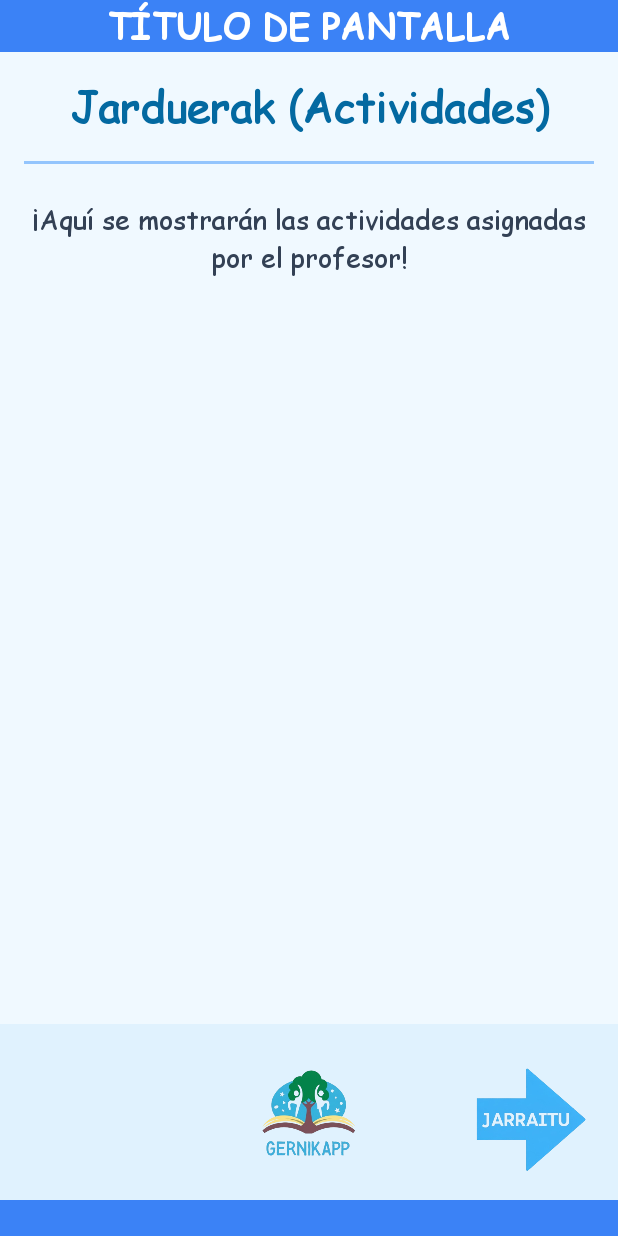
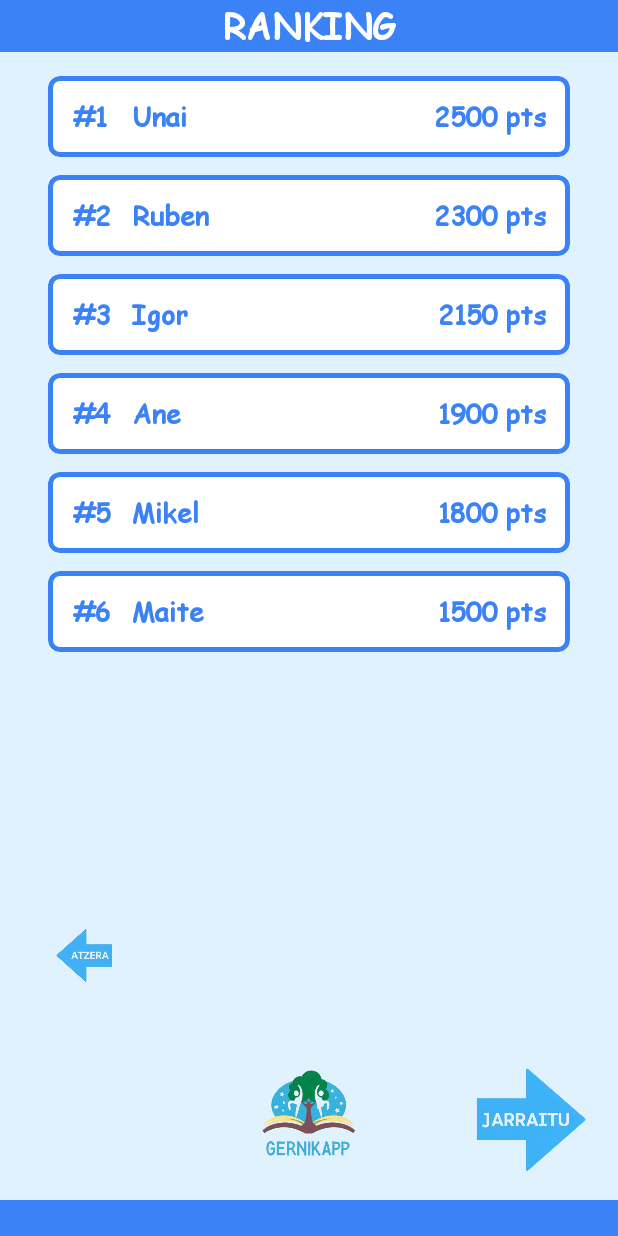
Before and after one commit to UnaiZugaza/GernikApp, an Android app: the IkasleMenuActivity screen opened directly, with no data from a screen before it, after a tap on "RANKING", on a phone screen of 412 x 824 dp. Run offline under Robolectric (Android 15) with nearby library versions, the phone set to English and light mode, and no system bars.

Commit message:
CHORE: Cambios para el ranking a falta de ajustes de diseño y base de datos

```diff
--- a/app/src/main/AndroidManifest.xml
+++ b/app/src/main/AndroidManifest.xml
@@ -37,11 +37,9 @@
 
         <!-- NUEVA ACTIVIDAD: Murala Ongi Etorri -->
         <activity android:name=".GernikakoMuralaOngiEtorriActivity" />
-
         <activity android:name=".OptionMapsActivity" />
-        <activity android:name=".OptionBActivity" />
-        <activity android:name=".OptionCActivity" />
-        <activity android:name=".OptionDActivity" />
+        <activity android:name=".OptionRankingActivity" />
+        <activity android:name=".OptionPuzzleActivity" />
 
     </application>
 
--- a/app/src/main/java/com/unairubenigor/gernikapp/IkasleMenuActivity.kt
+++ b/app/src/main/java/com/unairubenigor/gernikapp/IkasleMenuActivity.kt
@@ -15,8 +15,8 @@ class IkasleMenuActivity : AppCompatActivity() {
         // CAMBIO: Ahora la opción B (Geltokiak) va a GeltokiakActivity
         private val ACTIVITY_B = GeltokiakActivity::class.java
 
-        private val ACTIVITY_C = OptionCActivity::class.java
-        private val ACTIVITY_D = OptionDActivity::class.java
+        private val ACTIVITY_C = OptionRankingActivity::class.java
+        private val ACTIVITY_D = OptionPuzzleActivity::class.java
     }
 
     override fun onCreate(savedInstanceState: Bundle?) {
--- a/app/src/main/java/com/unairubenigor/gernikapp/OptionDActivity.kt
+++ /dev/null
@@ -1,13 +0,0 @@
-package com.unairubenigor.gernikapp
-
-import androidx.appcompat.app.AppCompatActivity
-import android.os.Bundle
-
-class OptionDActivity : AppCompatActivity() {
-    override fun onCreate(savedInstanceState: Bundle?) {
-        super.onCreate(savedInstanceState)
-        // Asegúrate de tener este archivo de layout
-        setContentView(R.layout.activity_option_d)
-        // Lógica para la opción D (Jarduerak) aquí
-    }
-}
--- a/app/src/main/java/com/unairubenigor/gernikapp/OptionCActivity.kt
+++ b/app/src/main/java/com/unairubenigor/gernikapp/OptionPuzzleActivity.kt
@@ -3,11 +3,11 @@ package com.unairubenigor.gernikapp
 import androidx.appcompat.app.AppCompatActivity
 import android.os.Bundle
 
-class OptionCActivity : AppCompatActivity() {
+class OptionPuzzleActivity : AppCompatActivity() {
     override fun onCreate(savedInstanceState: Bundle?) {
         super.onCreate(savedInstanceState)
         // Asegúrate de tener este archivo de layout
-        setContentView(R.layout.activity_option_c)
-        // Lógica para la opción C (Jarduerak) aquí
+        setContentView(R.layout.activity_option_d)
+        // Lógica para la opción D (Jarduerak) aquí
     }
 }
--- /dev/null
+++ b/app/src/main/java/com/unairubenigor/gernikapp/OptionRankingActivity.kt
@@ -0,0 +1,48 @@
+package com.unairubenigor.gernikapp
+
+import android.os.Bundle
+import android.widget.ImageView
+import android.widget.TextView
+import androidx.appcompat.app.AppCompatActivity
+import androidx.recyclerview.widget.LinearLayoutManager
+import androidx.recyclerview.widget.RecyclerView
+
+class OptionRankingActivity : AppCompatActivity() {
+
+    override fun onCreate(savedInstanceState: Bundle?) {
+        super.onCreate(savedInstanceState)
+        setContentView(R.layout.activity_option_ranking)
+
+        // 1. Poner título al Header
+        val headerView = findViewById<android.view.View>(R.id.header_layout)
+        val headerTitle = headerView.findViewById<TextView>(R.id.textViewHeaderTitle)
+        headerTitle.text = "RANKING"
+
+        // 2. Configurar el botón de Volver (Flecha abajo-izquierda)
+        val btnAtras = findViewById<ImageView>(R.id.btnFlechaAtras)
+        btnAtras.setOnClickListener {
+            finish() // Cierra y vuelve al menú anterior
+        }
+
+        // 3. Configurar la Lista (RecyclerView)
+        val recyclerView = findViewById<RecyclerView>(R.id.recyclerViewRanking)
+        recyclerView.layoutManager = LinearLayoutManager(this)
+
+        // Cargar datos (Aquí luego conectarás tu SQL)
+        val listaDatos = obtenerDatos()
+        val adapter = RankingAdapter(listaDatos)
+        recyclerView.adapter = adapter
+    }
+
+    // Datos de prueba para ver el diseño
+    private fun obtenerDatos(): List<RankingUsuario> {
+        val lista = ArrayList<RankingUsuario>()
+        lista.add(RankingUsuario(1, "Unai", 2500))
+        lista.add(RankingUsuario(2, "Ruben", 2300))
+        lista.add(RankingUsuario(3, "Igor", 2150))
+        lista.add(RankingUsuario(4, "Ane", 1900))
+        lista.add(RankingUsuario(5, "Mikel", 1800))
+        lista.add(RankingUsuario(6, "Maite", 1500))
+        return lista
+    }
+}
--- /dev/null
+++ b/app/src/main/java/com/unairubenigor/gernikapp/RankingAdapter.kt
@@ -0,0 +1,36 @@
+package com.unairubenigor.gernikapp
+
+import android.view.LayoutInflater
+import android.view.View
+import android.view.ViewGroup
+import android.widget.TextView
+import androidx.recyclerview.widget.RecyclerView
+
+class RankingAdapter(private val listaUsuarios: List<RankingUsuario>) :
+    RecyclerView.Adapter<RankingAdapter.RankingViewHolder>() {
+
+    // Crea la vista visual para cada elemento
+    override fun onCreateViewHolder(parent: ViewGroup, viewType: Int): RankingViewHolder {
+        val view = LayoutInflater.from(parent.context)
+            .inflate(R.layout.item_ranking, parent, false)
+        return RankingViewHolder(view)
+    }
+
+    // Conecta los datos con la vista
+    override fun onBindViewHolder(holder: RankingViewHolder, position: Int) {
+        val usuario = listaUsuarios[position]
+        holder.tvPosicion.text = "#${usuario.posicion}"
+        holder.tvNombreUsuario.text = usuario.nombre
+        holder.tvPuntuacion.text = "${usuario.puntuacion} pts"
+    }
+
+    // Dice cuántos elementos hay en total
+    override fun getItemCount(): Int = listaUsuarios.size
+
+    // Clase interna para guardar las referencias a los TextViews
+    class RankingViewHolder(itemView: View) : RecyclerView.ViewHolder(itemView) {
+        val tvPosicion: TextView = itemView.findViewById(R.id.tvPosicion)
+        val tvNombreUsuario: TextView = itemView.findViewById(R.id.tvNombreUsuario)
+        val tvPuntuacion: TextView = itemView.findViewById(R.id.tvPuntuacion)
+    }
+}
--- /dev/null
+++ b/app/src/main/java/com/unairubenigor/gernikapp/RankingUsuario.kt
@@ -0,0 +1,8 @@
+package com.unairubenigor.gernikapp
+
+// Esta clase representa una fila en tu tabla de puntuaciones
+data class RankingUsuario(
+    val posicion: Int,
+    val nombre: String,
+    val puntuacion: Int
+)
--- a/app/src/main/res/layout/activity_option_c.xml
+++ /dev/null
@@ -1,81 +0,0 @@
-<?xml version="1.0" encoding="utf-8"?>
-<androidx.constraintlayout.widget.ConstraintLayout xmlns:android="http://schemas.android.com/apk/res/android"
-    xmlns:app="http://schemas.android.com/apk/res-auto"
-    xmlns:tools="http://schemas.android.com/tools"
-    android:layout_width="match_parent"
-    android:layout_height="match_parent"
-    android:background="#f0f9ff"
-    tools:context=".OptionMapsActivity">
-
-    <!-- 1. HEADER (Menú Común) - Incluido para mantener la consistencia de la aplicación -->
-    <include
-        android:id="@+id/header_layout"
-        layout="@layout/menu_arriba"
-        android:layout_width="0dp"
-        android:layout_height="wrap_content"
-        app:layout_constraintEnd_toEndOf="parent"
-        app:layout_constraintStart_toStartOf="parent"
-        app:layout_constraintTop_toTopOf="parent" />
-
-    <!-- CONTENIDO PRINCIPAL: Actividades (Jarduerak) -->
-    <LinearLayout
-        android:layout_width="0dp"
-        android:layout_height="0dp"
-        android:orientation="vertical"
-        android:padding="16dp"
-        app:layout_constraintBottom_toTopOf="@+id/footer_layout"
-        app:layout_constraintEnd_toEndOf="parent"
-        app:layout_constraintStart_toStartOf="parent"
-        app:layout_constraintTop_toBottomOf="@+id/header_layout">
-
-        <!-- Título de la sección -->
-        <TextView
-            android:layout_width="match_parent"
-            android:layout_height="wrap_content"
-            android:text="Jarduerak (Actividades)"
-            android:textSize="28sp"
-            android:textStyle="bold"
-            android:textColor="#0369a1"
-            android:paddingBottom="16dp"
-            android:gravity="center_horizontal"/>
-
-        <!-- Separador visual -->
-        <View
-            android:layout_width="match_parent"
-            android:layout_height="2dp"
-            android:background="#93c5fd"
-            android:layout_marginBottom="24dp"/>
-
-        <!-- Placeholder para la lista de actividades -->
-        <TextView
-            android:layout_width="match_parent"
-            android:layout_height="wrap_content"
-            android:text="¡Aquí se mostrarán las actividades asignadas por el profesor!"
-            android:textSize="18sp"
-            android:textColor="#334155"
-            android:gravity="center"
-            android:layout_marginBottom="16dp"/>
-
-        <!-- RecyclerView o ListView iría aquí para mostrar las tareas -->
-        <androidx.recyclerview.widget.RecyclerView
-            android:id="@+id/recyclerViewActivities"
-            android:layout_width="match_parent"
-            android:layout_height="match_parent"
-            android:padding="8dp"
-            android:clipToPadding="false"
-            tools:listitem="@layout/item_activity_placeholder"
-            />
-
-    </LinearLayout>
-
-    <!-- 2. FOOTER (Menú Común) - Incluido para mantener la consistencia de la aplicación -->
-    <include
-        android:id="@+id/footer_layout"
-        layout="@layout/footer"
-        android:layout_width="0dp"
-        android:layout_height="wrap_content"
-        app:layout_constraintBottom_toBottomOf="parent"
-        app:layout_constraintEnd_toEndOf="parent"
-        app:layout_constraintStart_toStartOf="parent" />
-
-</androidx.constraintlayout.widget.ConstraintLayout>
--- /dev/null
+++ b/app/src/main/res/layout/activity_option_ranking.xml
@@ -0,0 +1,54 @@
+<?xml version="1.0" encoding="utf-8"?>
+<LinearLayout xmlns:android="http://schemas.android.com/apk/res/android"
+    xmlns:app="http://schemas.android.com/apk/res-auto"
+    xmlns:tools="http://schemas.android.com/tools"
+    android:layout_width="match_parent"
+    android:layout_height="match_parent"
+    android:orientation="vertical"
+    android:background="#e0f2fe"
+    tools:context=".OptionRankingActivity">
+
+    <include
+        android:id="@+id/header_layout"
+        layout="@layout/menu_arriba"
+        android:layout_width="match_parent"
+        android:layout_height="wrap_content" />
+
+    <androidx.constraintlayout.widget.ConstraintLayout
+        android:layout_width="match_parent"
+        android:layout_height="0dp"
+        android:layout_weight="1"
+        android:paddingHorizontal="32dp"
+        android:paddingVertical="16dp">
+
+        <androidx.recyclerview.widget.RecyclerView
+            android:id="@+id/recyclerViewRanking"
+            android:layout_width="0dp"
+            android:layout_height="0dp"
+            android:layout_marginBottom="16dp"
+            app:layout_constraintTop_toTopOf="parent"
+            app:layout_constraintBottom_toTopOf="@+id/btnFlechaAtras"
+            app:layout_constraintStart_toStartOf="parent"
+            app:layout_constraintEnd_toEndOf="parent"
+            tools:listitem="@layout/item_ranking" />
+
+        <ImageView
+            android:id="@+id/btnFlechaAtras"
+            android:layout_width="60dp"
+            android:layout_height="60dp"
+            android:src="@drawable/flechaatzera"
+            android:contentDescription="Volver atrás"
+            android:clickable="true"
+            android:focusable="true"
+            app:layout_constraintBottom_toBottomOf="parent"
+            app:layout_constraintStart_toStartOf="parent" />
+
+    </androidx.constraintlayout.widget.ConstraintLayout>
+
+    <include
+        android:id="@+id/footer_layout"
+        layout="@layout/footer"
+        android:layout_width="match_parent"
+        android:layout_height="wrap_content" />
+
+</LinearLayout>
--- /dev/null
+++ b/app/src/main/res/layout/item_ranking.xml
@@ -0,0 +1,50 @@
+<?xml version="1.0" encoding="utf-8"?>
+<com.google.android.material.card.MaterialCardView xmlns:android="http://schemas.android.com/apk/res/android"
+    xmlns:app="http://schemas.android.com/apk/res-auto"
+    android:layout_width="match_parent"
+    android:layout_height="wrap_content"
+    android:layout_marginBottom="12dp"
+    app:cardBackgroundColor="@android:color/white"
+    app:strokeColor="#3b82f6"
+    app:strokeWidth="3dp"
+    app:cardCornerRadius="8dp"
+    app:cardElevation="0dp">
+
+    <LinearLayout
+        android:layout_width="match_parent"
+        android:layout_height="wrap_content"
+        android:orientation="horizontal"
+        android:paddingVertical="14dp"
+        android:paddingHorizontal="16dp"
+        android:gravity="center_vertical">
+
+        <TextView
+            android:id="@+id/tvPosicion"
+            android:layout_width="40dp"
+            android:layout_height="wrap_content"
+            android:text="1"
+            android:textSize="18sp"
+            android:textStyle="bold"
+            android:textColor="#3b82f6" />
+
+        <TextView
+            android:id="@+id/tvNombreUsuario"
+            android:layout_width="0dp"
+            android:layout_height="wrap_content"
+            android:layout_weight="1"
+            android:text="Nombre"
+            android:textSize="18sp"
+            android:textStyle="bold"
+            android:textColor="#3b82f6" />
+
+        <TextView
+            android:id="@+id/tvPuntuacion"
+            android:layout_width="wrap_content"
+            android:layout_height="wrap_content"
+            android:text="0 pts"
+            android:textSize="18sp"
+            android:textStyle="bold"
+            android:textColor="#3b82f6" />
+
+    </LinearLayout>
+</com.google.android.material.card.MaterialCardView>
```
